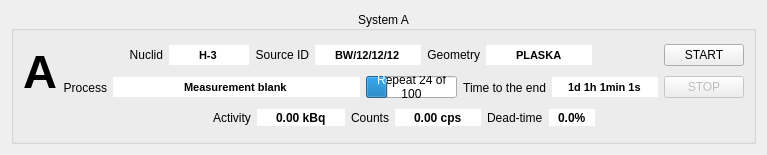
Qt form Crystal/Crystal/formnewmeasurement.ui (ziemastz/SL) before a commit.
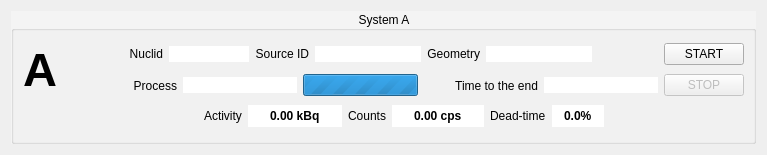
The same form after that commit.

```diff
--- a/Crystal/Crystal/formnewmeasurement.ui
+++ b/Crystal/Crystal/formnewmeasurement.ui
@@ -16,6 +16,11 @@
   <layout class="QGridLayout" name="gridLayout_2">
    <item row="0" column="0">
     <widget class="QGroupBox" name="system_groupBox">
+     <property name="styleSheet">
+      <string notr="true">QGroupBox {
+	background-color: rgb(244, 244, 244);
+}</string>
+     </property>
      <property name="title">
       <string>System A</string>
      </property>
@@ -204,6 +209,12 @@
         </item>
         <item>
          <widget class="QLineEdit" name="process_lineEdit">
+          <property name="sizePolicy">
+           <sizepolicy hsizetype="Preferred" vsizetype="Fixed">
+            <horstretch>0</horstretch>
+            <verstretch>0</verstretch>
+           </sizepolicy>
+          </property>
           <property name="font">
            <font>
             <pointsize>8</pointsize>
@@ -212,7 +223,7 @@
            </font>
           </property>
           <property name="text">
-           <string>Measurement blank</string>
+           <string/>
           </property>
           <property name="frame">
            <bool>false</bool>
@@ -233,8 +244,11 @@
             <verstretch>0</verstretch>
            </sizepolicy>
           </property>
+          <property name="maximum">
+           <number>0</number>
+          </property>
           <property name="value">
-           <number>24</number>
+           <number>0</number>
           </property>
           <property name="alignment">
            <set>Qt::AlignCenter</set>
@@ -270,7 +284,7 @@
            </font>
           </property>
           <property name="text">
-           <string>1d 1h 1min 1s</string>
+           <string/>
           </property>
           <property name="frame">
            <bool>false</bool>
@@ -332,7 +346,7 @@
            </font>
           </property>
           <property name="text">
-           <string>H-3</string>
+           <string/>
           </property>
           <property name="frame">
            <bool>false</bool>
@@ -365,7 +379,7 @@
            </font>
           </property>
           <property name="text">
-           <string>BW/12/12/12</string>
+           <string/>
           </property>
           <property name="frame">
            <bool>false</bool>
@@ -398,7 +412,7 @@
            </font>
           </property>
           <property name="text">
-           <string>PLASKA</string>
+           <string/>
           </property>
           <property name="frame">
            <bool>false</bool>
```
